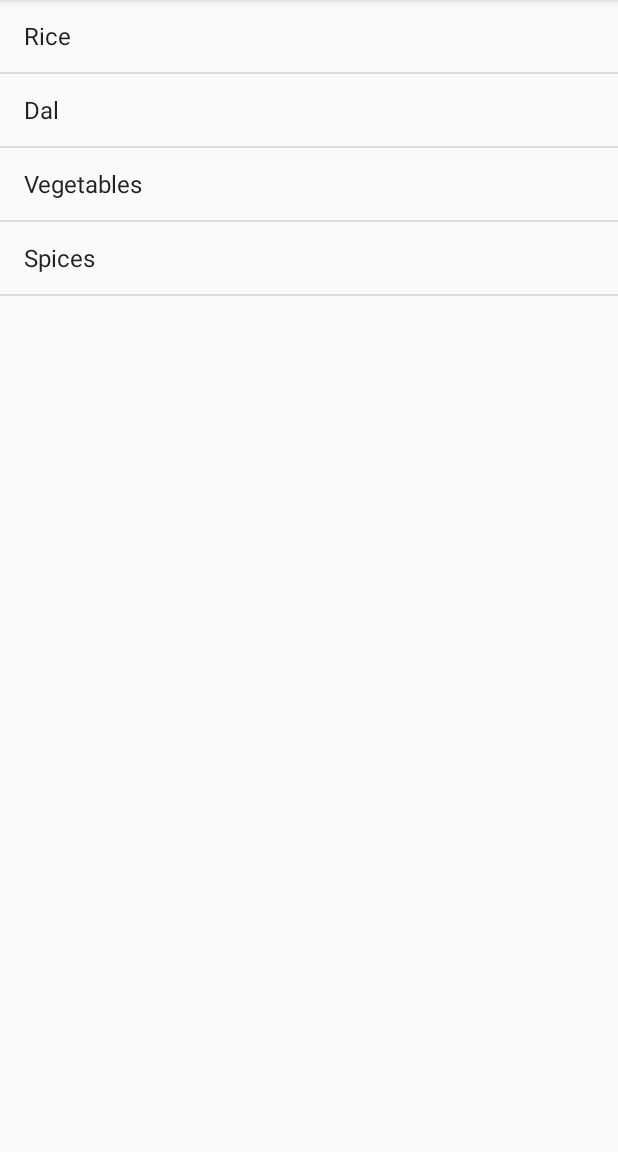
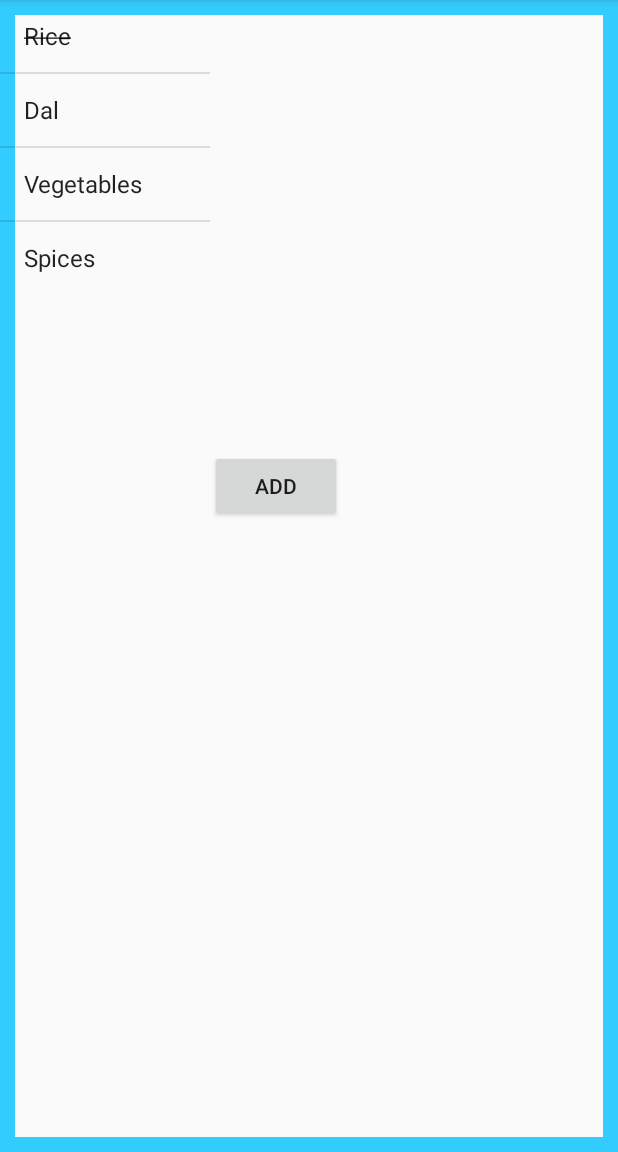
Before and after one commit to Harjeetnavgurukul/ListView, an Android app: the screen it shows after launch (MainActivity), after a tap on "Rice", on a phone screen of 412 x 824 dp, the part 84-1236 px from its top. Run offline under Robolectric (Android 15) with nearby library versions, the phone set to English and light mode, and no system bars.

Commit message:
my second pcommit

```diff
--- a/app/src/main/AndroidManifest.xml
+++ b/app/src/main/AndroidManifest.xml
@@ -16,7 +16,7 @@
                 <category android:name="android.intent.category.LAUNCHER" />
             </intent-filter>
         </activity>
-        <activity android:name=".NewActivity"></activity>
+        <activity android:name=".NewActivity" />
     </application>
 
 </manifest>
--- a/app/src/main/java/com/example/groceryapp/listview/MainActivity.java
+++ b/app/src/main/java/com/example/groceryapp/listview/MainActivity.java
@@ -1,34 +1,99 @@
 package com.example.groceryapp.listview;
 
+import android.app.Dialog;
+import android.content.Context;
+import android.content.DialogInterface;
+import android.content.Intent;
+import android.graphics.Paint;
+import android.renderscript.ScriptGroup;
+import android.support.v7.app.AlertDialog;
 import android.support.v7.app.AppCompatActivity;
 import android.os.Bundle;
+import android.text.InputType;
+import android.view.LayoutInflater;
 import android.view.View;
 import android.widget.AdapterView;
 import android.widget.ArrayAdapter;
+import android.widget.Button;
+import android.widget.EditText;
 import android.widget.ListView;
+import android.widget.TextView;
 import android.widget.Toast;
+
+import static android.os.Build.VERSION_CODES.M;
+import static android.os.Build.VERSION_CODES.O;
+
 
 public class MainActivity extends AppCompatActivity {
     ListView lv;
-    String[] grocery_list={"Rice","Dal","Vegetables","Spices"};
+    Button dialog_ListView;
+
+
+    private int PaintFlag;
+
+
+    private void showAlertDialog() {
+        ListView listView = new ListView(this);
+    }
+
+    String[] grocery_list = {"Rice", "Dal", "Vegetables", "Spices"};
 
     @Override
     protected void onCreate(Bundle savedInstanceState) {
         super.onCreate(savedInstanceState);
         setContentView(R.layout.activity_main);
 
-        lv=(ListView)findViewById(R.id.ListView);
+        PaintFlag = 0;
 
-        ArrayAdapter<String>adapter=new ArrayAdapter<String>(this,android.R.layout.simple_list_item_1,grocery_list);
-        lv.setAdapter(adapter);
+        lv = (ListView) findViewById(R.id.ListView);
+        dialog_ListView = (Button) findViewById(R.id.button);
+
+
+        final ArrayAdapter<String> grocery = new ArrayAdapter<String>(this, android.R.layout.simple_list_item_1, grocery_list);
+        lv.setAdapter(grocery);
+
 
         //Setting onClickListener on ListView
         lv.setOnItemClickListener(new AdapterView.OnItemClickListener() {
             @Override
-            public void onItemClick(AdapterView<?> parent, View view, int position, long id) {
-                Toast.makeText(getApplicationContext(),"Item Clicked:"+id,Toast.LENGTH_LONG).show();
+            public void onItemClick(AdapterView<?> parent, final View view, int position, long id) {
+                TextView item = (TextView) view;
+                if (PaintFlag == 0) {
+                    item.setPaintFlags(item.getPaintFlags() | Paint.STRIKE_THRU_TEXT_FLAG);
+                    PaintFlag = 1;
 
+                } else {
+                    item.setPaintFlags(item.getPaintFlags() & (~Paint.STRIKE_THRU_TEXT_FLAG));
+                    PaintFlag = 0;
+
+                }
+                //set onclickListener on dialog box
+                dialog_ListView.setOnClickListener(new View.OnClickListener() {
+                    @Override
+                    public void onClick(View v) {
+                        AlertDialog.Builder AlertButton=new AlertDialog.Builder(MainActivity.this);
+                        AlertButton.setTitle("Grocery List");
+                        AlertButton.setMessage("Make Your Grocery List");
+
+                        final EditText input = new EditText(MainActivity.this);
+                        AlertButton.setView(input);
+                        AlertButton.setPositiveButton("Add", new DialogInterface.OnClickListener() {
+                            @Override
+                            public void onClick(DialogInterface dialog, int which) {
+                                String value = input.getText().toString();
+
+                            }
+                        });
+
+                        AlertButton.setCancelable(false);
+                        AlertButton.show();
+                    }
+
+
+                       });
+
+                    }
+                });
             }
-        });
+
     }
-}
--- /dev/null
+++ b/app/src/main/res/drawable/border.xml
@@ -0,0 +1,9 @@
+
+<shape xmlns:android="http://schemas.android.com/apk/res/android"
+    android:shape="rectangle" >
+
+    <stroke
+        android:width="10dp"
+        android:color="#33ccff" />
+
+</shape>
--- a/app/src/main/res/layout/activity_main.xml
+++ b/app/src/main/res/layout/activity_main.xml
@@ -4,14 +4,30 @@
     xmlns:tools="http://schemas.android.com/tools"
     android:layout_width="match_parent"
     android:layout_height="match_parent"
+    android:background="@drawable/border"
     tools:context="com.example.groceryapp.listview.MainActivity">
 
     <ListView
 
-        android:layout_width="match_parent"
-        android:layout_height="match_parent"
-        android:id="@+id/ListView">
+        android:layout_width="140sp"
+        android:layout_height="wrap_content"
+        android:id="@+id/ListView"
+        >
 
     </ListView>
 
+    <LinearLayout
+        android:layout_width="wrap_content"
+        android:layout_height="wrap_content"
+        android:orientation="vertical">
+
+        <Button
+            android:layout_width="wrap_content"
+            android:layout_height="wrap_content"
+            android:gravity="center"
+            android:id="@+id/button"
+            android:text="Add"
+            android:layout_marginTop="300sp"/>
     </LinearLayout>
+
+    </LinearLayout>
--- a/app/src/main/res/values/arrays.xml
+++ b/app/src/main/res/values/arrays.xml
@@ -1,2 +1,4 @@
 <?xml version="1.0" encoding="utf-8"?>
-<resources></resources>
+<resources>
+    <string-array name="toppings" />
+</resources>
--- a/app/src/main/res/values/strings.xml
+++ b/app/src/main/res/values/strings.xml
@@ -1,3 +1,4 @@
 <resources>
     <string name="app_name">ListView</string>
+    <string name="pick_toppings" />
 </resources>
```
Also changed, not shown: app/src/main/res/layout/activity_new.xml (+52 -33 lines).
